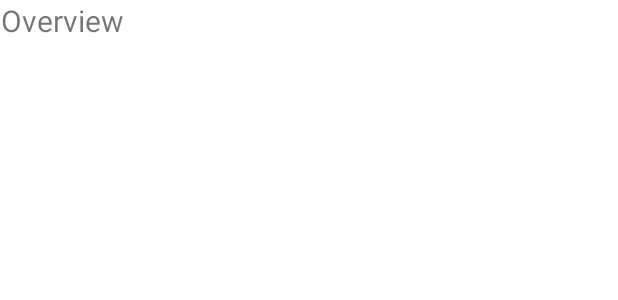
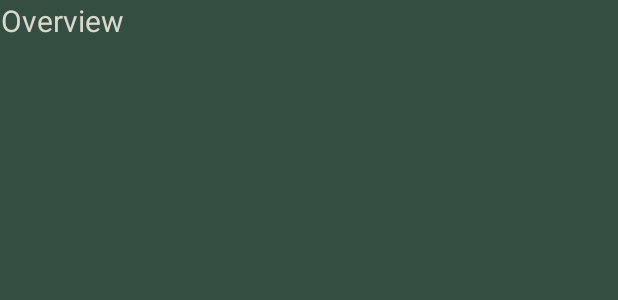
Before and after one commit to sboutros22/CowHandlerV2, an Android app: the layout overview_page.xml on its own in the app's theme, with its tools: preview values and no code run, on a phone screen of 412 x 824 dp. Shown: the top 300 px of the screen. Run offline under Robolectric (Android 15) with nearby library versions, the phone set to English and light mode, and no system bars.

Commit message:
Deleted default action bar and changed Day/Night themes

```diff
--- a/app/src/main/res/layout/overview_page.xml
+++ b/app/src/main/res/layout/overview_page.xml
@@ -1,5 +1,5 @@
 <?xml version="1.0" encoding="utf-8"?>
-<RelativeLayout xmlns:android="http://schemas.android.com/apk/res/android"
+<LinearLayout xmlns:android="http://schemas.android.com/apk/res/android"
     android:orientation="vertical"
     android:layout_width="match_parent"
     android:layout_height="match_parent">
@@ -12,4 +12,4 @@
         android:text="Overview"
         android:textSize="20sp" />
 
-</RelativeLayout>
+</LinearLayout>
--- a/app/src/main/res/values-night/themes.xml
+++ b/app/src/main/res/values-night/themes.xml
@@ -1,14 +1,16 @@
 <resources xmlns:tools="http://schemas.android.com/tools">
     <!-- Base application theme. -->
-    <style name="Theme.CowHandlerV2" parent="Theme.MaterialComponents.DayNight.DarkActionBar">
+    <style name="Theme.CowHandlerV2" parent="Theme.MaterialComponents.DayNight.NoActionBar">
+        <item name="android:background">@color/green_900</item>
+        <item name="android:textColor">@color/gray_light</item>
         <!-- Primary brand color. -->
         <item name="colorPrimary">@color/purple_200</item>
         <item name="colorPrimaryVariant">@color/purple_700</item>
-        <item name="colorOnPrimary">@color/black</item>
+        <item name="colorOnPrimary">@color/gray_light</item>
         <!-- Secondary brand color. -->
         <item name="colorSecondary">@color/teal_200</item>
         <item name="colorSecondaryVariant">@color/teal_200</item>
-        <item name="colorOnSecondary">@color/black</item>
+        <item name="colorOnSecondary">@color/gray_light</item>
         <!-- Status bar color. -->
         <item name="android:statusBarColor" tools:targetApi="l">?attr/colorPrimaryVariant</item>
         <!-- Customize your theme here. -->
--- a/app/src/main/res/values/colors.xml
+++ b/app/src/main/res/values/colors.xml
@@ -7,6 +7,10 @@
     <color name="teal_700">#FF018786</color>
     <color name="black">#FF000000</color>
     <color name="white">#FFFFFFFF</color>
-    <color name="gray_light">#FF919191</color>
+    <color name="gray_light">#FFDAD7CD</color>
     <color name="gray_med">#FF606060</color>
+    <color name="green_200">#FFA3B18A</color>
+    <color name="green_500">#FF588157</color>
+    <color name="green_700">#FF3A5A40</color>
+    <color name="green_900">#FF344E41</color>
 </resources>
--- a/app/src/main/res/values/themes.xml
+++ b/app/src/main/res/values/themes.xml
@@ -1,14 +1,16 @@
 <resources xmlns:tools="http://schemas.android.com/tools">
     <!-- Base application theme. -->
-    <style name="Theme.CowHandlerV2" parent="Theme.MaterialComponents.DayNight.DarkActionBar">
+    <style name="Theme.CowHandlerV2" parent="Theme.MaterialComponents.DayNight.NoActionBar">
+        <item name="android:background">@color/green_900</item>
+        <item name="android:textColor">@color/gray_light</item>
         <!-- Primary brand color. -->
         <item name="colorPrimary">@color/purple_500</item>
         <item name="colorPrimaryVariant">@color/purple_700</item>
-        <item name="colorOnPrimary">@color/white</item>
+        <item name="colorOnPrimary">@color/gray_light</item>
         <!-- Secondary brand color. -->
         <item name="colorSecondary">@color/teal_200</item>
         <item name="colorSecondaryVariant">@color/teal_700</item>
-        <item name="colorOnSecondary">@color/black</item>
+        <item name="colorOnSecondary">@color/gray_light</item>
         <!-- Status bar color. -->
         <item name="android:statusBarColor" tools:targetApi="l">?attr/colorPrimaryVariant</item>
         <!-- Customize your theme here. -->
```
Also changed, not shown: app/src/main/java/com/clagroup/cowhandlerv2/LoginActivity.java (+6 -1 lines), app/src/main/java/com/clagroup/cowhandlerv2/MainActivity.java (+10 -0 lines), app/src/main/java/com/clagroup/cowhandlerv2/OverviewPage.java (+12 -0 lines).
